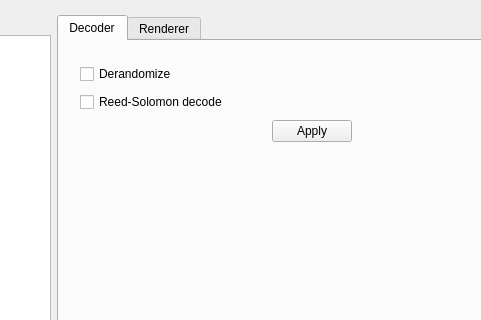
This is satellite/property/satpropdialog.ui in poes-weather/poes-usrp as Qt 5 draws it before an edit; both pictures show x 154 to 635 and y 0 to 320 of the 792 by 536 pixel window. The edited form follows.
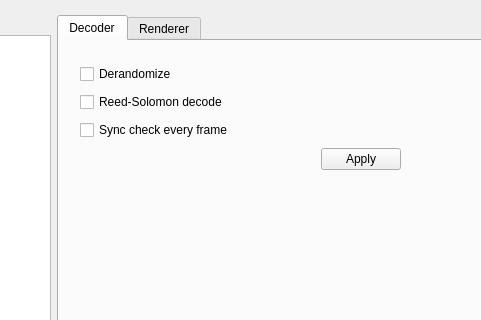
This is the edited form.

Commit message: added option turn azimuth axis only when we have a zenith pass and Synch check option to decoder properties

The edit to the form file:
```diff
--- a/satellite/property/satpropdialog.ui
+++ b/satellite/property/satpropdialog.ui
@@ -68,8 +68,8 @@
          <rect>
           <x>21</x>
           <y>21</y>
-          <width>272</width>
-          <height>85</height>
+          <width>321</width>
+          <height>113</height>
          </rect>
         </property>
         <layout class="QGridLayout" name="gridLayout_3">
@@ -87,7 +87,7 @@
            </property>
           </widget>
          </item>
-         <item row="2" column="0">
+         <item row="3" column="0">
           <spacer name="horizontalSpacer_2">
            <property name="orientation">
             <enum>Qt::Horizontal</enum>
@@ -100,13 +100,20 @@
            </property>
           </spacer>
          </item>
-         <item row="2" column="1">
+         <item row="3" column="1">
           <widget class="QPushButton" name="applyDecoderBtn">
            <property name="text">
             <string>Apply</string>
            </property>
           </widget>
          </item>
+         <item row="2" column="0">
+          <widget class="QCheckBox" name="syncCheckCb">
+           <property name="text">
+            <string>Sync check every frame</string>
+           </property>
+          </widget>
+         </item>
         </layout>
        </widget>
       </widget>
```
The commit also changes 16 other files.
